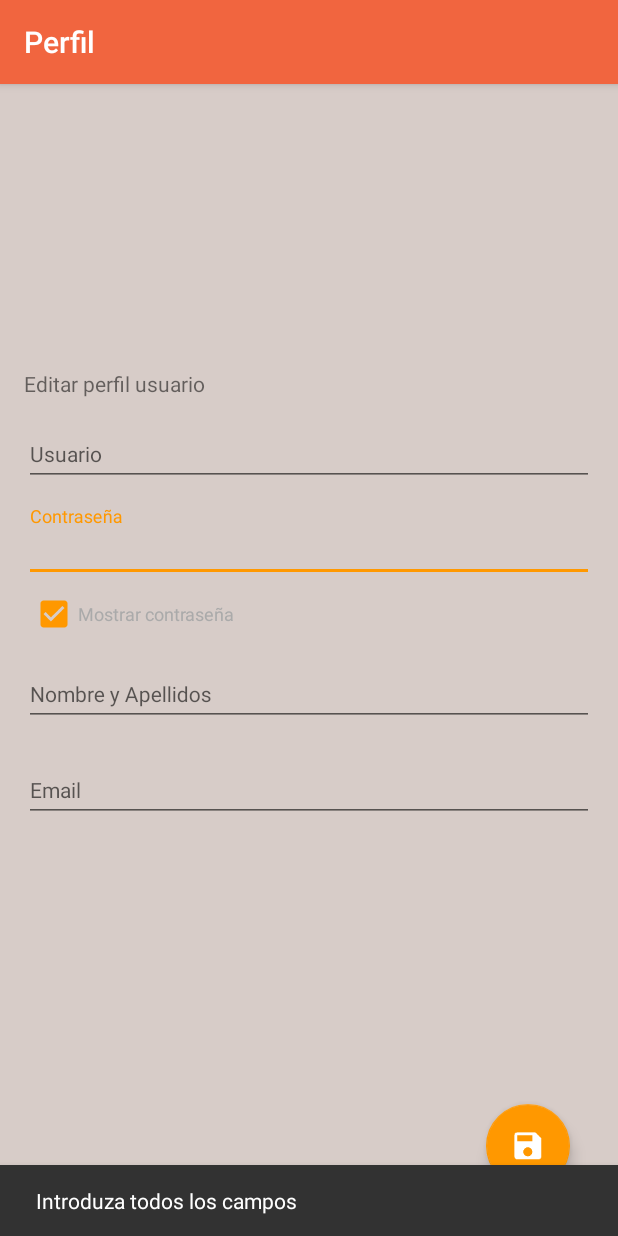
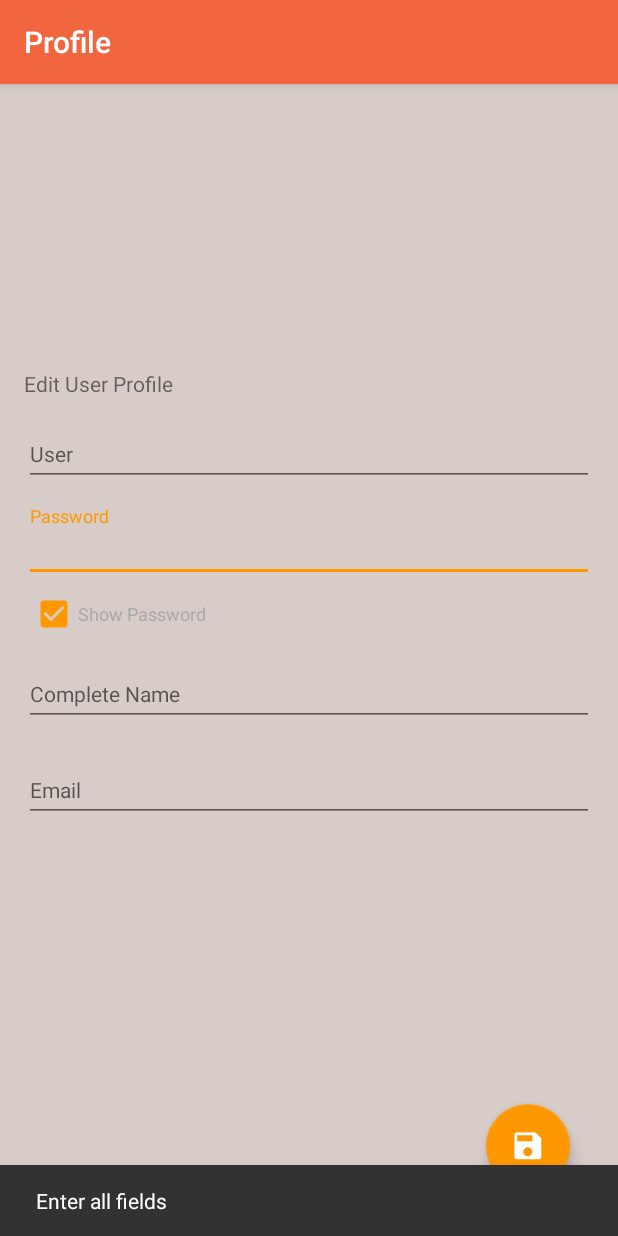
Before and after one commit to jvg637/PracticaListaPeliculas, an Android app: the PerfilActivity screen opened directly, with no data from a screen before it, after a tap on an icon or button, on a phone screen of 412 x 824 dp. Run offline under Robolectric (Android 15) with nearby library versions, the phone set to English and light mode, and no system bars; 1 other tap on this screen came first.

Commit message:
Añadida primera traducción completa a inglés y español Modificados los campos para la traducción

```diff
--- a/app/src/main/java/org/upv/movie/list/netflix/activity/InicioSesionActivity.java
+++ b/app/src/main/java/org/upv/movie/list/netflix/activity/InicioSesionActivity.java
@@ -97,7 +97,7 @@ public class InicioSesionActivity extends AppCompatActivity {
     }
 
     public void loguearCheckbox(View v) {
-        String s = "Recordar datos de usuario: " + (recordarme.isChecked() ? "Sí" : "No");
+        String s = getString(R.string.ISA_remember) + (recordarme.isChecked() ? getString(android.R.string.yes) : getString(android.R.string.no));
         Toast.makeText(this, s, Toast.LENGTH_LONG).show();
         this.recordarUsuario = recordarme.isChecked();
 
@@ -133,7 +133,7 @@ public class InicioSesionActivity extends AppCompatActivity {
             Intent intent = new Intent(this, ListasActivity.class);
             startActivity(intent, ActivityOptions.makeSceneTransitionAnimation(this).toBundle());
         } else {
-            String s = "Usuario o contraseña incorrecto, intentelo de nuevo";
+            String s = getString(R.string.ISA_bad_user);
             Toast.makeText(this, s, Toast.LENGTH_LONG).show();
         }
     }
--- a/app/src/main/java/org/upv/movie/list/netflix/activity/ListasActivity.java
+++ b/app/src/main/java/org/upv/movie/list/netflix/activity/ListasActivity.java
@@ -61,8 +61,8 @@ public class ListasActivity extends AppCompatActivity implements NavigationView.
 
         // Inicializar los elementos (ejemplo)
         ListasVector listasVector = new ListasVector();
-        listasVector.anyade(new Lista(R.drawable.ic_fav, "Favoritas", "Mis películas favoritas"));
-        listasVector.anyade(new Lista(R.drawable.ic_star, "Mejor valoradas", "La películas con mejor valoración"));
+        listasVector.anyade(new Lista(R.drawable.ic_fav, getString(R.string.LA_favorites), getString(R.string.LA_favorites_desc)));
+        listasVector.anyade(new Lista(R.drawable.ic_star, getString(R.string.LA_best), getString(R.string.LA_best_desc)));
 
         RecyclerView recycler = findViewById(R.id.recycler);
 
@@ -85,7 +85,7 @@ public class ListasActivity extends AppCompatActivity implements NavigationView.
         fab.setOnClickListener(new View.OnClickListener() {
             @Override
             public void onClick(View view) {
-                Snackbar.make(view, "Se presionó el FAB", Snackbar.LENGTH_LONG).show();
+                Snackbar.make(view, getString(R.string.LA_fab_press), Snackbar.LENGTH_LONG).show();
             }
         });
 
--- a/app/src/main/java/org/upv/movie/list/netflix/activity/PerfilActivity.java
+++ b/app/src/main/java/org/upv/movie/list/netflix/activity/PerfilActivity.java
@@ -66,7 +66,7 @@ public class PerfilActivity extends AppCompatActivity {
             email.setText(user.getMail());
             photo.setImageResource(user.getDEFAULT_PHOTO());
         } else {
-            Snackbar.make(findViewById(R.id.container), "Usuario no ha hecho login!", Snackbar.LENGTH_LONG).show();
+            Snackbar.make(findViewById(R.id.container), getString(R.string.PA_user_log), Snackbar.LENGTH_LONG).show();
         }
 
         Transition lista_enter = TransitionInflater.from(this)
@@ -137,7 +137,7 @@ public class PerfilActivity extends AppCompatActivity {
 
     public void saveUser(View view) {
         if (usuario.getText().toString().isEmpty() || contraseña.getText().toString().isEmpty() || name.getText().toString().isEmpty()) {
-            Snackbar.make(findViewById(R.id.container), "Introduza todos los campos", Snackbar.LENGTH_LONG).show();
+            Snackbar.make(findViewById(R.id.container), getString(R.string.PA_fields), Snackbar.LENGTH_LONG).show();
         } else {
             saveUserPreferences();
             setResult(RESULT_OK);
--- a/app/src/main/java/org/upv/movie/list/netflix/activity/Ratings.java
+++ b/app/src/main/java/org/upv/movie/list/netflix/activity/Ratings.java
@@ -38,7 +38,7 @@ public class Ratings extends AppCompatActivity {
         userList = prefs.getStringSet("users", userList);
 
         //Nos quedamos solo con los que han votado a la pelicula con idPelicula
-        List<User> userRatingMovie = new ArrayList<User>();
+        List<User> userRatingMovie = new ArrayList<>();
         Gson gson = new Gson();
         for (String anUserList : userList) {
             User userAux = gson.fromJson(anUserList, User.class);
@@ -63,6 +63,5 @@ public class Ratings extends AppCompatActivity {
         RatingBar ratingBar = findViewById(R.id.rating_average);
         Movie movie = movieList.get(idPelicula);
         ratingBar.setRating(movie.getAverageRating());
-        ratingBar.setEnabled(false);
     }
 }
--- a/app/src/main/res/layout/activity_perfil.xml
+++ b/app/src/main/res/layout/activity_perfil.xml
@@ -25,7 +25,7 @@
             android:layout_width="wrap_content"
             android:layout_height="wrap_content"
             android:layout_marginTop="16dp"
-            android:text="Editar perfil usuario"
+            android:text="@string/AP_edit_profile"
             app:layout_constraintLeft_toLeftOf="parent"
             app:layout_constraintTop_toBottomOf="@+id/photo" />
 
@@ -44,7 +44,7 @@
                 android:layout_width="match_parent"
                 android:layout_height="wrap_content"
                 android:focusable="false"
-                android:hint="Usuario"
+                android:hint="@string/AP_user"
                 android:imeOptions="actionNext"
                 android:importantForAutofill="noExcludeDescendants"
                 android:inputType="textEmailAddress"
@@ -65,7 +65,7 @@
                 android:id="@+id/contraseña"
                 android:layout_width="match_parent"
                 android:layout_height="wrap_content"
-                android:hint="Contraseña"
+                android:hint="@string/AIS_password"
                 android:imeOptions="actionNext"
                 android:importantForAutofill="noExcludeDescendants"
                 android:inputType="textPassword"
@@ -78,7 +78,7 @@
             android:layout_height="wrap_content"
             android:layout_marginLeft="4dp"
             android:onClick="mostrarContrasena"
-            android:text="Mostrar contraseña"
+            android:text="@string/AIS_show_password"
             android:textColor="@android:color/darker_gray"
             android:textSize="12dp"
             app:layout_constraintLeft_toLeftOf="parent"
@@ -98,7 +98,7 @@
                 android:id="@+id/name"
                 android:layout_width="match_parent"
                 android:layout_height="wrap_content"
-                android:hint="Nombre y Apellidos"
+                android:hint="@string/AP_name"
                 android:imeOptions="actionNext"
                 android:importantForAutofill="noExcludeDescendants"
                 android:inputType="text"
@@ -119,10 +119,10 @@
                 android:id="@+id/email"
                 android:layout_width="match_parent"
                 android:layout_height="wrap_content"
-                android:hint="Email"
+                android:hint="@string/AP_email"
                 android:imeOptions="actionDone"
                 android:importantForAutofill="noExcludeDescendants"
-                android:inputType="text"
+                android:inputType="textEmailAddress"
                 android:textSize="14dp" />
         </android.support.design.widget.TextInputLayout>
 
--- a/app/src/main/res/layout/activity_ratings.xml
+++ b/app/src/main/res/layout/activity_ratings.xml
@@ -32,6 +32,7 @@
             android:layout_marginEnd="8dp"
             android:layout_marginStart="8dp"
             android:layout_marginTop="8dp"
+            android:isIndicator="true"
             android:numStars="5"
             app:layout_constraintEnd_toEndOf="parent"
             app:layout_constraintStart_toStartOf="parent"
@@ -43,9 +44,9 @@
             android:layout_height="wrap_content"
             android:layout_marginTop="8dp"
             android:scrollbars="vertical"
-            app:layout_constraintTop_toBottomOf="@+id/rating_average"
             app:layout_constraintLeft_toRightOf="parent"
             app:layout_constraintRight_toLeftOf="parent"
+            app:layout_constraintTop_toBottomOf="@+id/rating_average"
             tools:layout_editor_absoluteX="16dp" />
 
 
--- a/app/src/main/res/layout/content_listas.xml
+++ b/app/src/main/res/layout/content_listas.xml
@@ -1,7 +1,6 @@
 <?xml version="1.0" encoding="utf-8"?>
 <android.support.design.widget.CoordinatorLayout xmlns:android="http://schemas.android.com/apk/res/android"
     xmlns:app="http://schemas.android.com/apk/res-auto"
-    xmlns:tools="http://schemas.android.com/tools"
     android:layout_width="match_parent"
     android:layout_height="match_parent"
     android:fitsSystemWindows="true">
@@ -37,7 +36,7 @@
                 <TextView
                     android:layout_width="wrap_content"
                     android:layout_height="wrap_content"
-                    android:text="@string/toolbar_title"
+                    android:text="@string/CL_toolbar_title"
                     android:textColor="#fff"
                     android:textSize="18sp" />
 
--- a/app/src/main/res/layout/elemento_lista.xml
+++ b/app/src/main/res/layout/elemento_lista.xml
@@ -28,7 +28,7 @@
             android:layout_width="wrap_content"
             android:layout_height="wrap_content"
             android:layout_marginStart="8dp"
-            android:text="Titulo"
+            android:text="@string/EL_title"
             android:textAppearance="@style/TextAppearance.AppCompat.Large"
             app:layout_constraintStart_toEndOf="@+id/imagen"
             app:layout_constraintTop_toTopOf="parent" />
@@ -40,7 +40,7 @@
             android:layout_marginStart="8dp"
             android:layout_marginTop="8dp"
             android:maxLines="1"
-            android:text="Descripcion"
+            android:text="@string/EL_description"
             android:textAppearance="@style/TextAppearance.AppCompat.Small"
             app:layout_constraintStart_toEndOf="@+id/imagen"
             app:layout_constraintTop_toBottomOf="@+id/titulo" />
--- a/app/src/main/res/layout/nav_header_main.xml
+++ b/app/src/main/res/layout/nav_header_main.xml
@@ -24,7 +24,7 @@
         android:layout_width="match_parent"
         android:layout_height="wrap_content"
         android:paddingTop="@dimen/nav_header_vertical_spacing"
-        android:text="usuario1@gmail.com"
+        android:text="@string/NHM_mail"
         android:textAppearance="@style/TextAppearance.AppCompat.Body1" />
 
 </LinearLayout>
```
Also changed, not shown: app/src/main/res/layout/activity_inicio_sesion.xml (+8 -14 lines), app/src/main/res/layout/activity_main.xml (deleted, +0 -33 lines), app/src/main/res/layout/content_main.xml (deleted, +0 -20 lines), app/src/main/res/layout/formulario_alta.xml (+5 -5 lines), app/src/main/res/values/strings.xml (+50 -6 lines), 1 other file.
